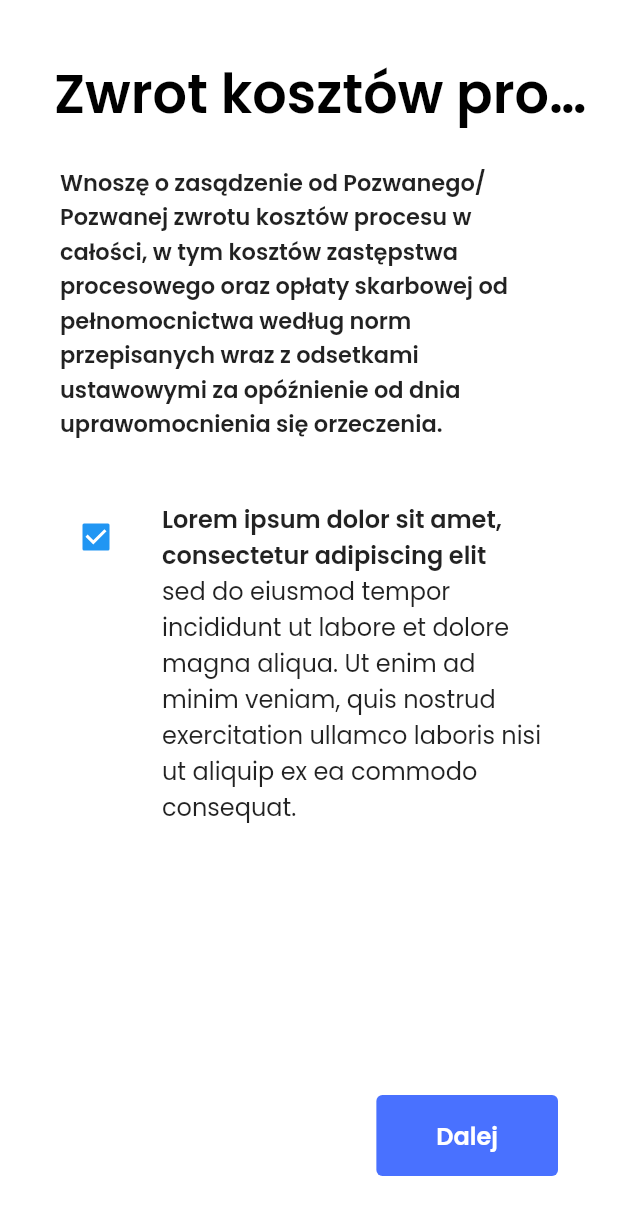
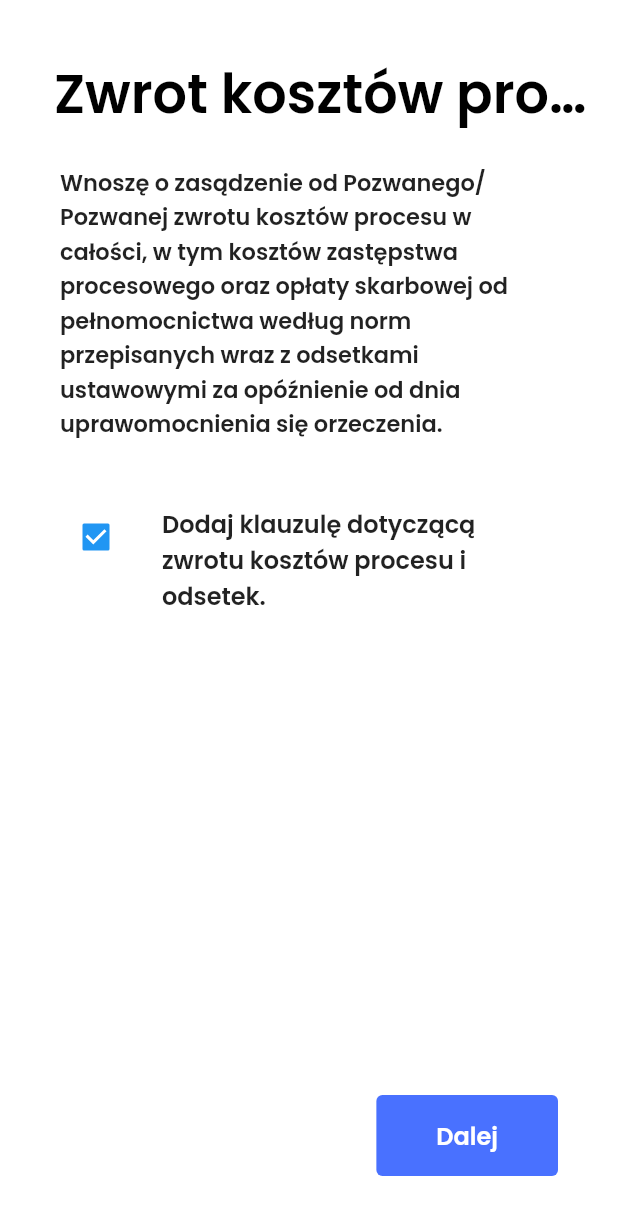
Before and after one commit to l-borkowski/zlozMnie, a Flutter app: the RefundView screen opened directly, on a phone screen of 412 x 824 dp. Shown: the top 1215 px of the screen. Run offline on Flutter 3.47's test engine with Material 2 defaults, Android fonts, the light colour scheme and no system bars; our stand-ins replace bloc, dio, dotted_border, file_picker, flutter_bloc, flutter_hooks and 2 more; missing offline and left inert: flutter_quill; generated files the repository leaves out were written again.

Commit message:
fix: fix refund text

```diff
--- a/lib/form/view/refund_view.dart
+++ b/lib/form/view/refund_view.dart
@@ -43,20 +43,21 @@ class RefundView extends HookWidget {
                     child: Column(
                       crossAxisAlignment: CrossAxisAlignment.start,
                       children: const [
+                        SizedBox(height: 3),
                         Text(
-                          'Lorem ipsum dolor sit amet, consectetur adipiscing elit',
+                          'Dodaj klauzulę dotyczącą zwrotu kosztów procesu i odsetek.',
                           style: TextStyle(
                             fontWeight: FontWeight.w600,
                             fontSize: 16,
                           ),
                         ),
-                        Text(
+                        /* Text(
                           '''sed do eiusmod tempor incididunt ut labore et dolore magna aliqua. Ut enim ad minim veniam, quis nostrud exercitation ullamco laboris nisi ut aliquip ex ea commodo consequat. ''',
                           style: TextStyle(
                             fontWeight: FontWeight.w400,
                             fontSize: 16,
                           ),
-                        ),
+                        ), */
                       ],
                     ),
                   ),
```
